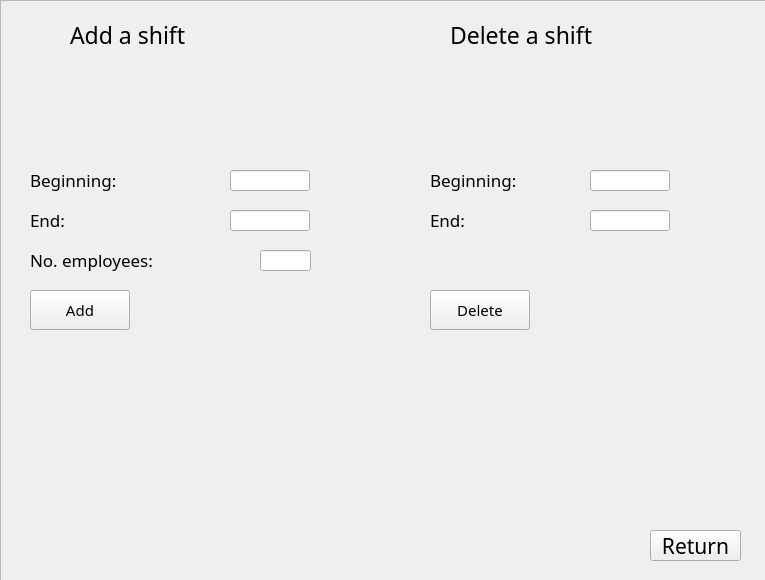
Qt form Comcalen/ManageShift.ui (Rolkarolka/Comcalen) before a commit.
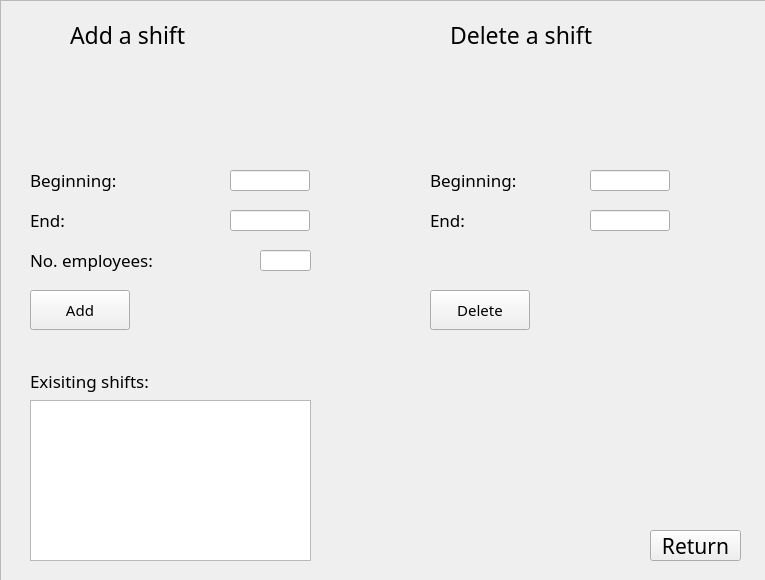
The same form after that commit. Icons and pictures are not drawn.

```diff
--- a/Comcalen/ManageShift.ui
+++ b/Comcalen/ManageShift.ui
@@ -329,6 +329,63 @@
      <string>Delete</string>
     </property>
    </widget>
+   <widget class="QLabel" name="saved_label">
+    <property name="geometry">
+     <rect>
+      <x>150</x>
+      <y>290</y>
+      <width>101</width>
+      <height>41</height>
+     </rect>
+    </property>
+    <property name="font">
+     <font>
+      <family>Copperplate Gothic Bold</family>
+      <pointsize>13</pointsize>
+     </font>
+    </property>
+    <property name="styleSheet">
+     <string notr="true">background:transparent;</string>
+    </property>
+    <property name="text">
+     <string/>
+    </property>
+   </widget>
+   <widget class="QLabel" name="label_7">
+    <property name="geometry">
+     <rect>
+      <x>30</x>
+      <y>360</y>
+      <width>231</width>
+      <height>41</height>
+     </rect>
+    </property>
+    <property name="font">
+     <font>
+      <family>Copperplate Gothic Bold</family>
+      <pointsize>13</pointsize>
+     </font>
+    </property>
+    <property name="styleSheet">
+     <string notr="true">background:transparent;</string>
+    </property>
+    <property name="text">
+     <string>Exisiting shifts:</string>
+    </property>
+   </widget>
+   <widget class="QTableWidget" name="existing_shifts">
+    <property name="geometry">
+     <rect>
+      <x>30</x>
+      <y>400</y>
+      <width>281</width>
+      <height>161</height>
+     </rect>
+    </property>
+    <property name="styleSheet">
+     <string notr="true">backgroud:transparent;</string>
+    </property>
+   </widget>
   </widget>
  </widget>
  <layoutdefault spacing="6" margin="11"/>
```
